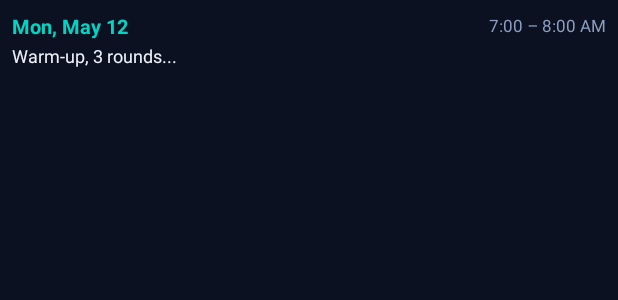
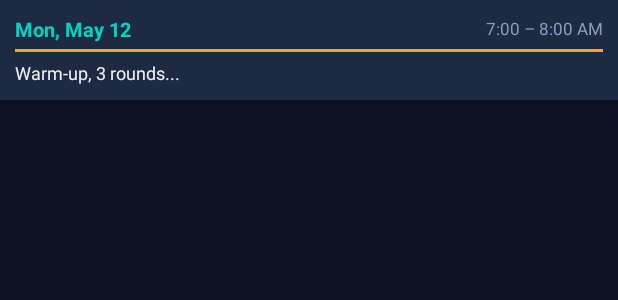
Before and after one commit to avilevi/misc, an Android app: the layout wod_widget_item.xml on its own in the app's theme, with its tools: preview values and no code run, on a phone screen of 412 x 824 dp. Shown: the top 300 px of the screen. Run offline under Robolectric (Android 15) with nearby library versions, the phone set to English and light mode, and no system bars.

Commit message:
Style WOD widget items with orange accent bar, dark card bg, more content lines
Uses only RemoteViews-safe attributes: background, padding, text styling.
No margins or lineSpacingMultiplier. Increased maxLines to 6 for WOD content.

Co-Authored-By: Claude Opus 4.7 <noreply@anthropic.com>

```diff
--- a/healthconnect_to_gcal/hc_export_app/app/src/main/res/layout/wod_widget_item.xml
+++ b/healthconnect_to_gcal/hc_export_app/app/src/main/res/layout/wod_widget_item.xml
@@ -3,8 +3,8 @@
     android:layout_width="match_parent"
     android:layout_height="wrap_content"
     android:orientation="vertical"
-    android:padding="8dp"
-    android:background="#00000000">
+    android:background="#FF1D2A42"
+    android:padding="10dp">
 
     <!-- Date + time row -->
     <LinearLayout
@@ -12,7 +12,7 @@
         android:layout_height="wrap_content"
         android:orientation="horizontal"
         android:gravity="center_vertical"
-        android:paddingBottom="2dp">
+        android:paddingBottom="4dp">
 
         <TextView
             android:id="@+id/item_date"
@@ -36,7 +36,13 @@
             android:gravity="end" />
     </LinearLayout>
 
-    <!-- Description preview -->
+    <!-- Orange accent line -->
+    <View
+        android:layout_width="match_parent"
+        android:layout_height="2dp"
+        android:background="#FFF5A623" />
+
+    <!-- WOD content -->
     <TextView
         android:id="@+id/item_desc"
         android:layout_width="match_parent"
@@ -44,7 +50,8 @@
         android:text="Warm-up, 3 rounds..."
         android:textColor="#FFECF1F8"
         android:textSize="12sp"
-        android:maxLines="3"
-        android:ellipsize="end" />
+        android:maxLines="6"
+        android:ellipsize="end"
+        android:paddingTop="5dp" />
 
 </LinearLayout>
```
